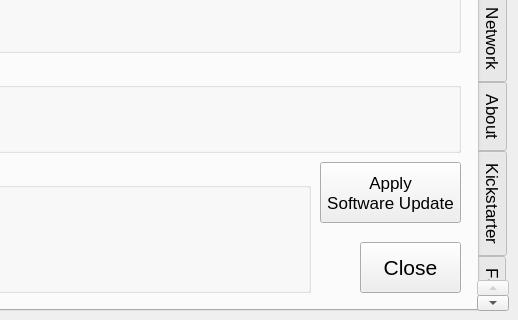
The window that src/utilwindow.ui (krontech/chronos-cam-app) describes before a commit, drawn with Qt 5; both pictures show x 282 to 800 and y 160 to 480 of the 800 by 480 pixel window.
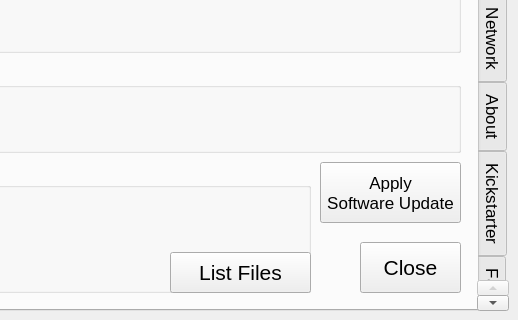
The same window after the commit. The open tabs and pages were chosen to show the change. Custom widgets are drawn as their Qt base class.

Commit message: Ext Browsers opens and closes.

What changed in the file:
```diff
--- a/src/utilwindow.ui
+++ b/src/utilwindow.ui
@@ -834,6 +834,24 @@
        <set>Qt::AlignLeading|Qt::AlignLeft|Qt::AlignTop</set>
       </property>
      </widget>
+     <widget class="QPushButton" name="cmdUtilOpenExtBrowser">
+      <property name="geometry">
+       <rect>
+        <x>430</x>
+        <y>90</y>
+        <width>141</width>
+        <height>41</height>
+       </rect>
+      </property>
+      <property name="font">
+       <font>
+        <pointsize>16</pointsize>
+       </font>
+      </property>
+      <property name="text">
+       <string>List Files</string>
+      </property>
+     </widget>
     </widget>
    </widget>
    <widget class="QWidget" name="tabNetwork">
```
Left out of the diff: 2 changed lines with no effect on the pictures. The commit also changes 8 other files.
